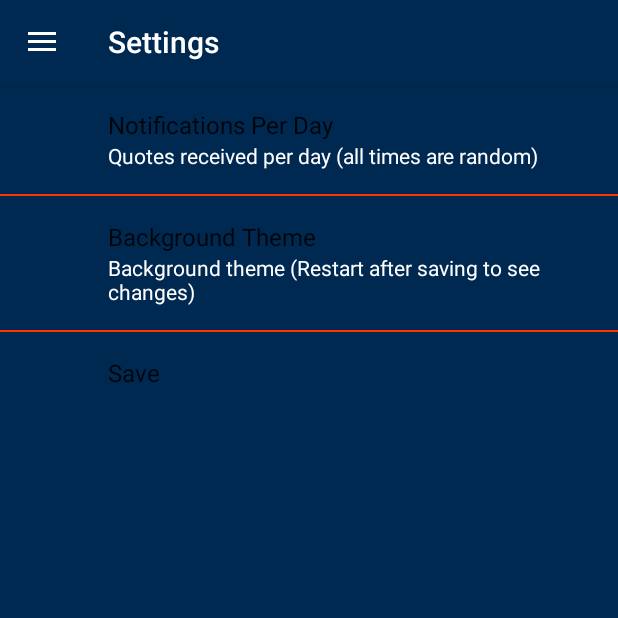
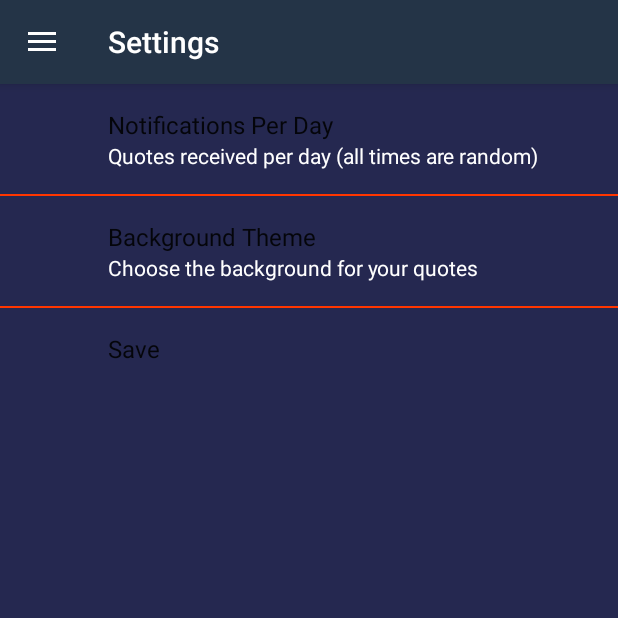
Before and after one commit to danieledwardharrington/betterDays, an Android app: the SettingsActivity screen opened directly, with no data from a screen before it, in the side drawer, after a tap on "Settings", on a phone screen of 412 x 824 dp, the top half of it. Run offline under Robolectric (Android 15) with nearby library versions, the phone set to English and light mode, and no system bars; our stand-ins replace androidx.preference.

Commit message:
added gradient for nav header; tried restting alarms in onDestroy so they run when app is closed; bumped notifications per day to 8; changed theme preference summary; changed notification title and message; changed toolbar and default color

```diff
--- a/app/build.gradle
+++ b/app/build.gradle
@@ -6,7 +6,7 @@ android {
     compileSdkVersion 28
     defaultConfig {
         applicationId "com.abc.danielharrington.betterdays"
-        minSdkVersion 21
+        minSdkVersion 24
         targetSdkVersion 28
         versionCode 1
         versionName "1.0"
--- a/app/src/main/java/com/abc/danielharrington/betterdays/MainActivity.kt
+++ b/app/src/main/java/com/abc/danielharrington/betterdays/MainActivity.kt
@@ -1,23 +1,29 @@
 package com.abc.danielharrington.betterdays
 
+/*
+Author: Daniel Harrington
+
+Purpose: Simple app that sets random notifications (up to 6) per
+day and generates a random inspirational quote (taken from a txt file).
+Intended to be a lightweight, simple, approachable mental health app
+geared toward improving day to day well-being and being a companion to
+other forms of therapy and treatments (as well as other apps).
+
+Last Edited: June 3, 2019
+ */
+
+import android.app.AlarmManager
+import android.app.PendingIntent
 import android.content.Context
 import android.content.Intent
 import com.google.android.material.navigation.NavigationView
-
 import androidx.core.view.GravityCompat
 import androidx.drawerlayout.widget.DrawerLayout
 import androidx.appcompat.app.ActionBarDrawerToggle
 import androidx.appcompat.app.AppCompatActivity
-
-import android.content.SharedPreferences
-import android.content.res.AssetManager
 import android.os.Bundle
-import android.util.Log
 import androidx.appcompat.widget.Toolbar
-import androidx.preference.PreferenceManager
-
 import android.view.MenuItem
-import android.widget.RelativeLayout
 import android.widget.Toast
 import com.abc.danielharrington.betterdays.QuotesFragment.Companion.QUOTES_THEME
 import com.abc.danielharrington.betterdays.SettingsFragment.Companion.NOTS_PREF
@@ -27,9 +33,9 @@ import com.abc.danielharrington.betterdays.SettingsFragment.Companion.SHARED_PRE
 import com.abc.danielharrington.betterdays.SettingsFragment.Companion.SPEAKERS_PREF
 import com.google.gson.Gson
 import com.google.gson.reflect.TypeToken
-import java.io.File
-import java.io.InputStream
 import java.lang.reflect.Type
+import java.util.*
+import kotlin.collections.ArrayList
 
 
 class MainActivity : AppCompatActivity(), NavigationView.OnNavigationItemSelectedListener {
@@ -40,11 +46,10 @@ class MainActivity : AppCompatActivity(), NavigationView.OnNavigationItemSelecte
     private var settingsFragment: SettingsFragment? = null
     private var welcomeFragment: WelcomeFragment? = null
 
-    private var appNotifications: Int = 0
-
     companion object{
         var quotesList: ArrayList<String> = ArrayList()
         var speakersList: ArrayList<String> = ArrayList()
+        var appNotifications: Int = 0
     }
 
     override fun onCreate(savedInstanceState: Bundle?) {
@@ -101,6 +106,12 @@ class MainActivity : AppCompatActivity(), NavigationView.OnNavigationItemSelecte
         }//if
 
     }//onCreate method
+
+    //overriding so I can set alarms again when the app is killed
+    override fun onDestroy() {
+        super.onDestroy()
+        setAlarms()
+    }//onDestroy
 
     override fun onNavigationItemSelected(item: MenuItem): Boolean {
         when (item.itemId) {
@@ -196,5 +207,58 @@ class MainActivity : AppCompatActivity(), NavigationView.OnNavigationItemSelecte
         Toast.makeText(this, message, Toast.LENGTH_SHORT).show()
     }//createToast method
 
+    //these methods are copies of those found in the settings fragment, this is so
+    //they could be called in onDestroy to so notifications get fired when app is
+    //force closed
+
+    //method to set repeating notification alarms (random times)
+    private fun setAlarms() {
+        //clearing any previously saved alarms to prevent tons of extra
+        clearAlarms()
+        SettingsFragment.calList.clear()
+
+        val rand = Random()
+        var hour: Int
+        var minute: Int
+
+        for (i in 0 until (SettingsFragment.NOTIFICATIONS_PER_DAY)) {
+            hour = rand.nextInt(25)
+            minute = rand.nextInt(61)
+            val cal = Calendar.getInstance()
+            cal.set(Calendar.HOUR_OF_DAY, hour)
+            cal.set(Calendar.MINUTE, minute)
+            cal.set(Calendar.SECOND, 0)
+
+            SettingsFragment.calList.add(cal)
+        }//for
+
+        var i = 0
+        for (cal in SettingsFragment.calList) {
+            val alarmManager = this.getSystemService(Context.ALARM_SERVICE) as AlarmManager
+            val intent = Intent(this, AlertReceiver::class.java)
+            val pendingIntent = PendingIntent.getBroadcast(this, 1, intent, i)
+
+            alarmManager.setInexactRepeating(AlarmManager.RTC_WAKEUP, cal.timeInMillis, AlarmManager.INTERVAL_DAY, pendingIntent)
+            println(i)
+            i++
+        }//for
+
+    }//setAlarms method
+
+    //method to clear the alarms
+    private fun clearAlarms() {
+
+        var i = 0
+        for (cal in SettingsFragment.calList) {
+            val alarmManager = this.getSystemService(Context.ALARM_SERVICE) as AlarmManager
+            val intent = Intent(this, AlertReceiver::class.java)
+            val pendingIntent = PendingIntent.getBroadcast(this, 1, intent, i)
+
+            alarmManager.cancel(pendingIntent)
+            i++
+        }//for
+
+    }//clearAlarms method
+
 
 }//MainActivity class
--- a/app/src/main/java/com/abc/danielharrington/betterdays/QuotesFragment.kt
+++ b/app/src/main/java/com/abc/danielharrington/betterdays/QuotesFragment.kt
@@ -59,39 +59,4 @@ class QuotesFragment : Fragment() {
         return rootView
     }//onCreateView method
 
-    /*
-    fun updateTheme(theme: String?) {
-                when (QUOTES_THEME){
-            "Forest" ->{
-                rootView.setBackgroundResource(R.drawable.img_forest)
-            }//forest
-            "Beach" ->{
-                rootView.setBackgroundResource(R.drawable.img_beach)
-            }//beach
-            "Space" ->{
-                rootView.setBackgroundResource(R.drawable.img_space)
-            }//space
-            "Mountain" ->{
-                rootView.setBackgroundResource(R.drawable.img_mountain)
-            }//mountain
-            "Default" ->{
-                rootView.setBackgroundResource(R.color.signBlue)
-            }//default
-            else ->{
-                rootView.setBackgroundResource(R.color.signBlue)
-            }//else
-
-        }//when
-    }//updateTheme
-
-
-    //method to load the saved data
-    fun loadData() {
-        val context = context
-
-        val sharedPreferences = PreferenceManager.getDefaultSharedPreferences(context)
-        QUOTES_THEME = sharedPreferences.getString(SettingsFragment.THEME_PREF, "Beach")
-    }//loadData method
-    */
-
 }//QuotesFragment class
--- a/app/src/main/java/com/abc/danielharrington/betterdays/SettingsActivity.kt
+++ b/app/src/main/java/com/abc/danielharrington/betterdays/SettingsActivity.kt
@@ -39,6 +39,8 @@ class SettingsActivity : AppCompatActivity(), NavigationView.OnNavigationItemSel
     }//onCreate method
 
     override fun onNavigationItemSelected(item: MenuItem): Boolean {
+        //sending them back to the main activity so the bg updates without
+        //having to kill the app and open it again
         when (item.itemId) {
             R.id.nav_quotes -> {
                 val intent = Intent(this, MainActivity::class.java)
--- a/app/src/main/java/com/abc/danielharrington/betterdays/SettingsFragment.kt
+++ b/app/src/main/java/com/abc/danielharrington/betterdays/SettingsFragment.kt
@@ -1,4 +1,9 @@
 package com.abc.danielharrington.betterdays
+/*
+A good deal of the heavy lifting is being done in this fragment
+alongside the main activity.
+ */
+
 
 import android.app.AlarmManager
 import android.app.PendingIntent
@@ -27,9 +32,9 @@ class SettingsFragment : PreferenceFragmentCompat() {
     private var notificationsPreference: ListPreference? = null
     private var savePreference: Preference? = null
 
-    private var NOTIFICATIONS_PER_DAY: Int = 0
+    //private var NOTIFICATIONS_PER_DAY: Int = 0
 
-    private var calList: ArrayList<Calendar> = ArrayList()
+    //private var calList: ArrayList<Calendar> = ArrayList()
 
     override fun onCreatePreferences(savedInstanceState: Bundle?, rootKey: String?) {
         setPreferencesFromResource(R.xml.preferences, rootKey)
@@ -62,12 +67,6 @@ class SettingsFragment : PreferenceFragmentCompat() {
 
     //method to save preferences when the user clicks "SAVE"
     private fun saveData() {
-
-        /*val gson = Gson()
-        val quotesJson: String = gson.toJson(quotesList)
-
-        val gson2 = Gson()
-        val speakersJson: String = gson2.toJson(speakersList)*/
 
         if (NOTIFICATIONS_PER_DAY > 0) {
             setAlarms()
@@ -151,5 +150,7 @@ class SettingsFragment : PreferenceFragmentCompat() {
         const val QUOTES_PREF = "quotesListPreference"
         const val SPEAKERS_PREF = "speakersListPreference"
         var THEME_SELECTED: String? = null
+        var NOTIFICATIONS_PER_DAY: Int = 0
+        var calList: ArrayList<Calendar> = ArrayList()
     }//companion object
 }//SettingsFragment class
--- a/app/src/main/java/com/abc/danielharrington/betterdays/WelcomeFragment.kt
+++ b/app/src/main/java/com/abc/danielharrington/betterdays/WelcomeFragment.kt
@@ -1,4 +1,8 @@
 package com.abc.danielharrington.betterdays
+
+/*
+Just an opening "splash" page. Simple.
+ */
 
 import android.os.Bundle
 import android.view.LayoutInflater
--- a/app/src/main/res/layout/activity_main.xml
+++ b/app/src/main/res/layout/activity_main.xml
@@ -19,7 +19,7 @@
         <androidx.appcompat.widget.Toolbar
             android:layout_width="match_parent"
             android:layout_height="?attr/actionBarSize"
-            android:background="@color/signBlue"
+            android:background="@color/toolBarBlue"
             android:id="@+id/toolbar"
             android:theme="@style/ThemeOverlay.AppCompat.Dark.ActionBar"
             app:popupTheme="@style/ThemeOverlay.AppCompat.Light"
--- a/app/src/main/res/layout/activity_settings.xml
+++ b/app/src/main/res/layout/activity_settings.xml
@@ -19,7 +19,7 @@
         <androidx.appcompat.widget.Toolbar
             android:layout_width="match_parent"
             android:layout_height="?attr/actionBarSize"
-            android:background="@color/signBlue"
+            android:background="@color/toolBarBlue"
             android:id="@+id/toolbar"
             android:theme="@style/ThemeOverlay.AppCompat.Dark.ActionBar"
             app:popupTheme="@style/ThemeOverlay.AppCompat.Light"
--- a/app/src/main/res/layout/nav_header.xml
+++ b/app/src/main/res/layout/nav_header.xml
@@ -3,7 +3,7 @@
     android:orientation="vertical"
     android:layout_width="match_parent"
     android:layout_height="120dp"
-    android:background="@drawable/img_nav_bg"
+    android:background="@drawable/nav_header_gradient"
     android:gravity="bottom"
     android:theme="@style/ThemeOverlay.AppCompat.Dark">
 
--- a/app/src/main/res/values/colors.xml
+++ b/app/src/main/res/values/colors.xml
@@ -1,7 +1,7 @@
 <?xml version="1.0" encoding="utf-8"?>
 <resources>
     <color name="midnightBlue">#364A61</color>
-    <color name="signBlue">#002952</color>
+    <color name="signBlue">#252850</color>
     <color name="black">#000000</color>
     <color name="colorAccent">#D81B60</color>
     <color name="titleTextColor">#FFFFFF</color>
@@ -10,4 +10,5 @@
     <color name="crimson">#990000</color>
     <color name="iconColor">#F5F5F5</color>
     <color name="orangeRed">#FF3600</color>
+    <color name="toolBarBlue">#243447</color>
 </resources>
--- a/app/src/main/res/values/strings.xml
+++ b/app/src/main/res/values/strings.xml
@@ -8,7 +8,7 @@
     <string name="per_day_default">0</string>
 
     <string name="themes_string">Background Theme</string>
-    <string name="themes_summary">Background theme (Restart after saving to see changes)</string>
+    <string name="themes_summary">Choose the background for your quotes</string>
     <string name="themes_default_value">Default</string>
 
     <string-array name="quotes_per_day_numbers">
@@ -19,6 +19,8 @@
         <item>4</item>
         <item>5</item>
         <item>6</item>
+        <item>7</item>
+        <item>8</item>
     </string-array>
 
     <string-array name="bg_themes">
```
Also changed, not shown: app/src/main/AndroidManifest.xml (+10 -2 lines), app/src/main/java/com/abc/danielharrington/betterdays/AlertReceiver.kt (+8 -2 lines), app/src/main/res/drawable/nav_header_gradient.xml (added, +11 -0 lines).
